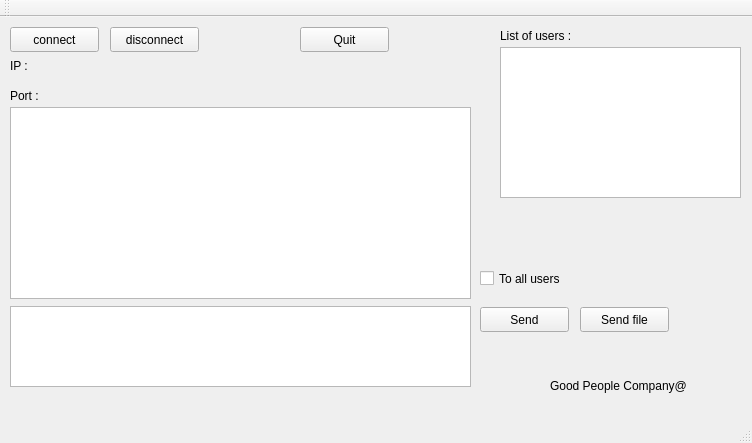
MykytaOpanyuk/All_programs_studying, file lab_3_TCPserver_chat_Qt/TCP_v2_server/mainwindow.ui: the form before one commit.
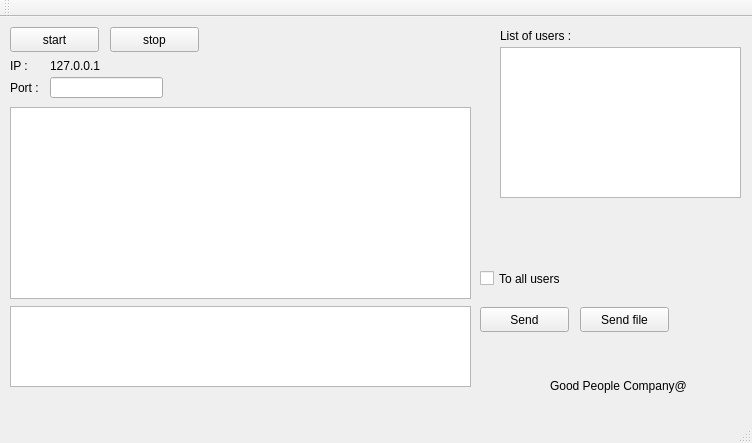
The form after the commit.

```diff
--- a/lab_3_TCPserver_chat_Qt/TCP_v2_server/mainwindow.ui
+++ b/lab_3_TCPserver_chat_Qt/TCP_v2_server/mainwindow.ui
@@ -14,12 +14,12 @@
    <string>GServer</string>
   </property>
   <widget class="QWidget" name="centralWidget">
-   <widget class="QLabel" name="IP">
+   <widget class="QLabel" name="label_IP">
     <property name="geometry">
      <rect>
       <x>10</x>
       <y>40</y>
-      <width>181</width>
+      <width>51</width>
       <height>17</height>
      </rect>
     </property>
@@ -27,13 +27,13 @@
      <string>IP :</string>
     </property>
    </widget>
-   <widget class="QLabel" name="Port">
+   <widget class="QLabel" name="label_port">
     <property name="geometry">
      <rect>
       <x>10</x>
-      <y>70</y>
-      <width>181</width>
-      <height>17</height>
+      <y>60</y>
+      <width>51</width>
+      <height>21</height>
      </rect>
     </property>
     <property name="text">
@@ -53,20 +53,7 @@
      <string>Good People Company@</string>
     </property>
    </widget>
-   <widget class="QPushButton" name="quit">
-    <property name="geometry">
-     <rect>
-      <x>300</x>
-      <y>10</y>
-      <width>89</width>
-      <height>25</height>
-     </rect>
-    </property>
-    <property name="text">
-     <string>Quit</string>
-    </property>
-   </widget>
-   <widget class="QListWidget" name="listWidget">
+   <widget class="QListWidget" name="list_info">
     <property name="geometry">
      <rect>
       <x>10</x>
@@ -106,7 +93,13 @@
      </rect>
     </property>
     <property name="text">
-     <string>connect</string>
+     <string>start</string>
+    </property>
+    <property name="checkable">
+     <bool>true</bool>
+    </property>
+    <property name="autoDefault">
+     <bool>true</bool>
     </property>
    </widget>
    <widget class="QPushButton" name="pushButton_3">
@@ -119,7 +112,13 @@
      </rect>
     </property>
     <property name="text">
-     <string>disconnect</string>
+     <string>stop</string>
+    </property>
+    <property name="checkable">
+     <bool>true</bool>
+    </property>
+    <property name="autoDefault">
+     <bool>true</bool>
     </property>
    </widget>
    <widget class="QLabel" name="label">
@@ -174,6 +173,29 @@
      <string>Send file</string>
     </property>
    </widget>
+   <widget class="QLabel" name="IP">
+    <property name="geometry">
+     <rect>
+      <x>50</x>
+      <y>40</y>
+      <width>67</width>
+      <height>17</height>
+     </rect>
+    </property>
+    <property name="text">
+     <string>127.0.0.1</string>
+    </property>
+   </widget>
+   <widget class="QLineEdit" name="Port">
+    <property name="geometry">
+     <rect>
+      <x>50</x>
+      <y>60</y>
+      <width>113</width>
+      <height>21</height>
+     </rect>
+    </property>
+   </widget>
   </widget>
   <widget class="QMenuBar" name="menuBar">
    <property name="geometry">
```
Left out of the diff: 10 changed lines with no effect on the pictures.
